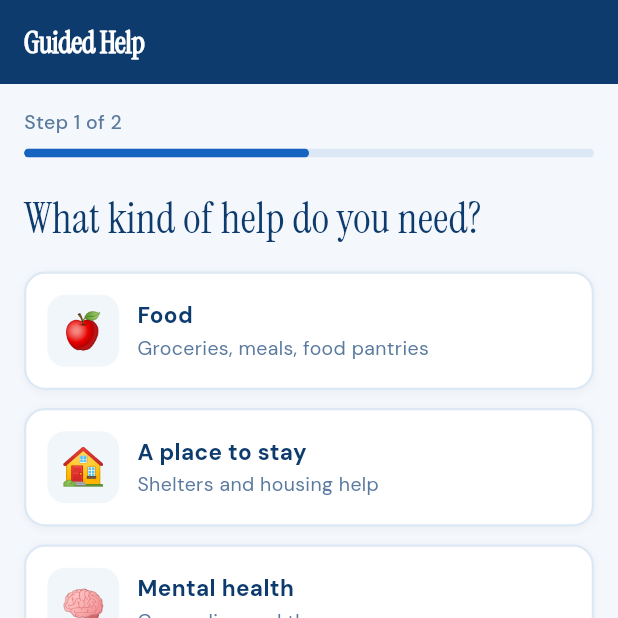
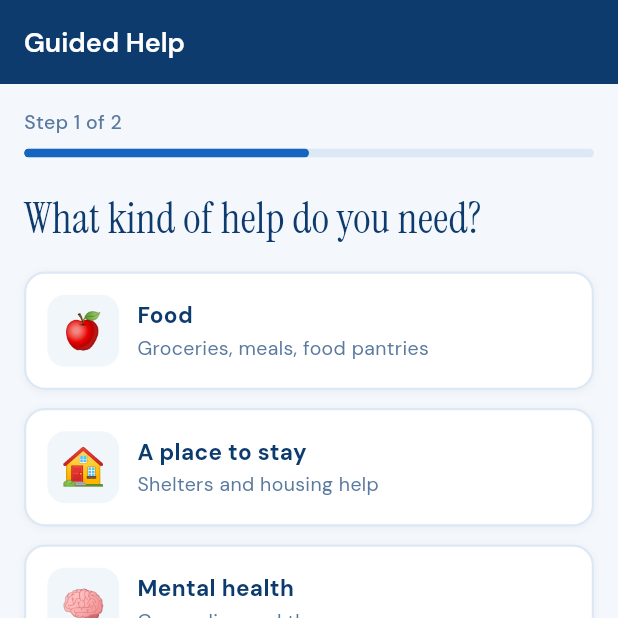
Before and after one commit to mplsllc/publicaid-android, a Flutter app: the screen it shows after launch, item 3 of the bottom bar chosen, on a phone screen of 412 x 824 dp, the top half of it. Run offline on Flutter 3.47's test engine with Material 3 defaults, Android fonts, the phone set to English and light mode, and no system bars; our stand-ins replace flutter_secure_storage, geolocator, local_auth, share_plus, shared_preferences; network calls fail.

Commit message:
fix: consistent fonts and status bar across all screens
- All AppBars use theme default (DMSans 18px semibold, navy bg)
- Removed custom title styles from Guide, Blog, Blog detail screens
- AppBar theme includes systemOverlayStyle for transparent status bar
- Status bar icons always light on navy background

```diff
--- a/lib/screens/guide_screen.dart
+++ b/lib/screens/guide_screen.dart
@@ -98,18 +98,8 @@ class GuideScreen extends StatelessWidget {
     return Scaffold(
       backgroundColor: AppColors.lightBg,
       appBar: AppBar(
-        title: const Text(
-          'Guided Help',
-          style: TextStyle(
-            fontFamily: 'InstrumentSerif',
-            fontSize: 20,
-            color: Colors.white,
-            letterSpacing: -0.3,
-          ),
-        ),
-        backgroundColor: AppColors.navyBlue,
-        foregroundColor: Colors.white,
-        elevation: 0,
+        title: const Text('Guided Help'),
+        automaticallyImplyLeading: false,
       ),
       body: ListView(
         physics: const BouncingScrollPhysics(
--- a/lib/theme.dart
+++ b/lib/theme.dart
@@ -1,4 +1,5 @@
 import 'package:flutter/material.dart';
+import 'package:flutter/services.dart';
 
 class AppColors {
   static const navyBlue = Color(0xFF0D3B6E);
@@ -91,11 +92,17 @@ ThemeData buildAppTheme() {
         color: Colors.white,
       ),
     ),
-    appBarTheme: const AppBarTheme(
+    appBarTheme: AppBarTheme(
       backgroundColor: AppColors.navyBlue,
       foregroundColor: Colors.white,
       elevation: 0,
-      titleTextStyle: TextStyle(
+      scrolledUnderElevation: 0,
+      systemOverlayStyle: const SystemUiOverlayStyle(
+        statusBarColor: Colors.transparent,
+        statusBarIconBrightness: Brightness.light,
+        statusBarBrightness: Brightness.dark,
+      ),
+      titleTextStyle: const TextStyle(
         fontFamily: 'DMSans',
         fontSize: 18,
         fontWeight: FontWeight.w600,
```
Also changed, not shown: lib/screens/blog_screen.dart (+2 -19 lines).
